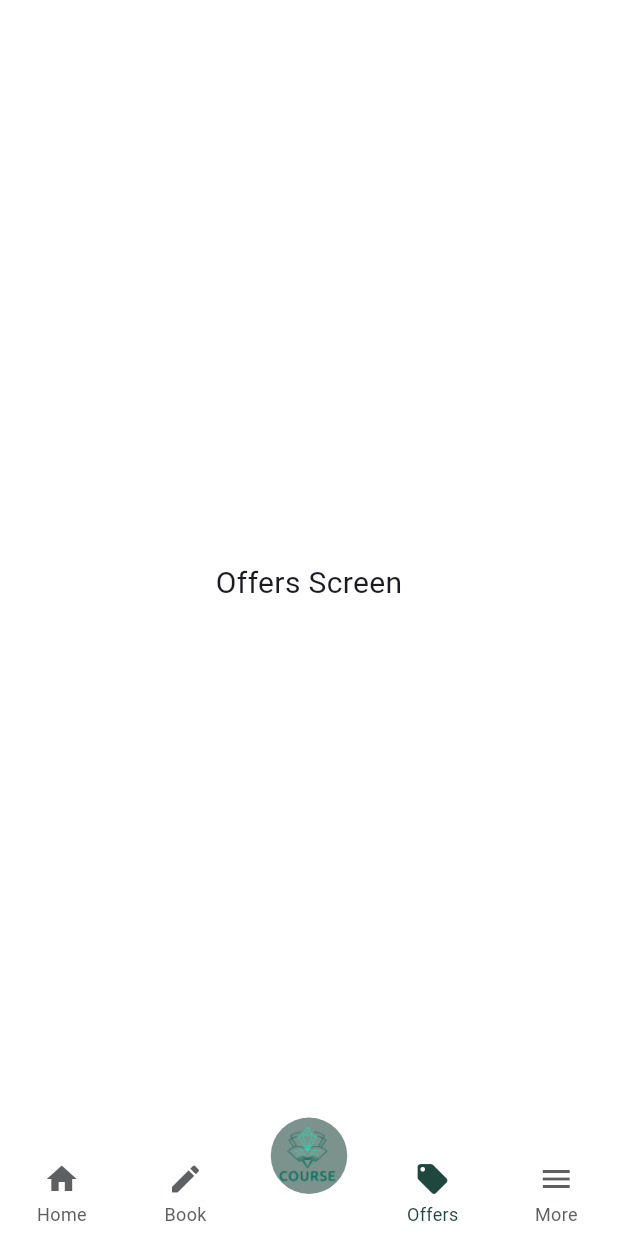
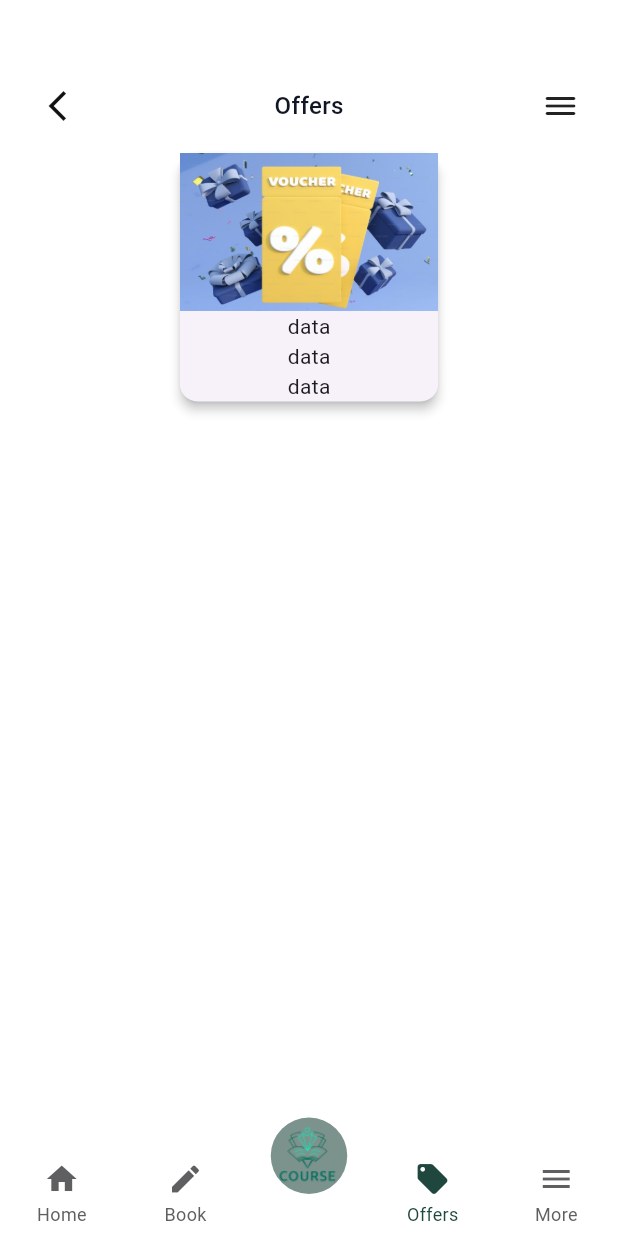
Before and after one commit to MagdyAyman6/courses_app, a Flutter app: the MyHomePageView screen opened by its route, item 4 of the bottom bar chosen, on a phone screen of 412 x 824 dp. Run offline on Flutter 3.47's test engine with Material 3 defaults, Android fonts, the phone set to English and light mode, and no system bars; drawn by our look-alikes of persistent_bottom_nav_bar; our stand-ins replace flutter_screenutil, go_router, pinput, smooth_page_indicator.

Commit message:
Offers editing

```diff
--- a/lib/core/utils/assets.dart
+++ b/lib/core/utils/assets.dart
@@ -15,4 +15,5 @@ abstract class AssetsData {
   static const fullStackCover = 'assets/images/fullstack_cover.png';
   static const bookingRoomImg = 'assets/images/book_room_img.jpeg';
   static const bookingWatchImg = 'assets/images/booking_watch_img.png';
+  static const offersItemImg = 'assets/images/offers_item_img.png';
 }
--- /dev/null
+++ b/lib/features/home/presentation/views/offers_view.dart
@@ -0,0 +1,16 @@
+import 'package:course_app/features/home/presentation/views/widgets/offers/offers_view_body.dart';
+import 'package:flutter/material.dart';
+
+import '../../../../core/utils/app_color.dart';
+
+class OffersView extends StatelessWidget {
+  const OffersView({super.key});
+
+  @override
+  Widget build(BuildContext context) {
+    return const Scaffold(
+      backgroundColor: AppColor.kWhiteColor,
+      body: OffersViewBody(),
+    );
+  }
+}
--- a/lib/features/home/presentation/views/widgets/booking_history/booking_history_view_body.dart
+++ b/lib/features/home/presentation/views/widgets/booking_history/booking_history_view_body.dart
@@ -1,11 +1,7 @@
-import 'package:course_app/core/utils/assets.dart';
 import 'package:course_app/features/home/presentation/views/widgets/booking_history/booking_history_app_bar.dart';
-import 'package:course_app/features/home/presentation/views/widgets/booking_history/reservation_card.dart';
 import 'package:course_app/features/home/presentation/views/widgets/booking_history/tab_bar_title.dart';
 import 'package:flutter/material.dart';
 import 'package:flutter_screenutil/flutter_screenutil.dart';
-
-import 'booking_past_body.dart';
 
 class BookingHistoryViewBody extends StatelessWidget {
   const BookingHistoryViewBody({super.key});
--- a/lib/features/home/presentation/views/widgets/my_bottom_navigation_bar.dart
+++ b/lib/features/home/presentation/views/widgets/my_bottom_navigation_bar.dart
@@ -7,6 +7,7 @@ import 'package:flutter_screenutil/flutter_screenutil.dart';
 import 'package:persistent_bottom_nav_bar/persistent_bottom_nav_bar.dart';
 
 import 'course_view_widgets/course_view_body.dart';
+import 'offers/offers_view_body.dart';
 
 class MyBottomNavigationBar extends StatefulWidget {
   const MyBottomNavigationBar({super.key});
@@ -25,8 +26,7 @@ class _MyBottomNavigationBarState extends State<MyBottomNavigationBar> {
       const MyHomePageViewBody(),
       const BookingViewBody(),
       const CourseViewBody(),
-      const Center(
-          child: Text("Offers Screen", style: TextStyle(fontSize: 20))),
+      const OffersViewBody(),
       const Center(child: Text("More Screen", style: TextStyle(fontSize: 20))),
     ];
   }
--- /dev/null
+++ b/lib/features/home/presentation/views/widgets/offers/offers_app_bar.dart
@@ -0,0 +1,30 @@
+import 'package:flutter/material.dart';
+
+import '../../../../../../core/utils/styles.dart';
+import '../../../../../../core/widgets/arrow_back_icon.dart';
+
+class OffersAppBar extends StatelessWidget {
+  const OffersAppBar({super.key});
+
+  @override
+  Widget build(BuildContext context) {
+    return Row(
+      mainAxisAlignment: MainAxisAlignment.spaceBetween,
+      children: [
+        GestureDetector(
+          onTap: () {
+            Navigator.of(context).pop();
+          },
+          child: const ArrowBackIcon(),
+        ),
+        const Text(
+          "Offers",
+          style: Styles.textStyle16,
+        ),
+        const Icon(
+          Icons.dehaze_rounded,
+        ),
+      ],
+    );
+  }
+}
--- /dev/null
+++ b/lib/features/home/presentation/views/widgets/offers/offers_item.dart
@@ -0,0 +1,31 @@
+import 'package:course_app/core/utils/assets.dart';
+import 'package:flutter/material.dart';
+import 'package:flutter_screenutil/flutter_screenutil.dart';
+
+class OffersItem extends StatelessWidget {
+  const OffersItem({super.key});
+
+  @override
+  Widget build(BuildContext context) {
+    return Card(
+      elevation: 3,
+      shape: RoundedRectangleBorder(borderRadius: BorderRadius.circular(12.r)),
+      child: Column(
+        children: [
+          Container(
+            width: 163.w,
+            height: 108.h,
+            decoration: BoxDecoration(
+              borderRadius: BorderRadius.circular(12.r),
+            ),
+            child: Image.asset(
+              AssetsData.offersItemImg,width: 163.w,fit: BoxFit.fill,),
+          ),
+          Text("data"),
+          Text("data"),
+          Text("data"),
+        ],
+      ),
+    );
+  }
+}
--- /dev/null
+++ b/lib/features/home/presentation/views/widgets/offers/offers_view_body.dart
@@ -0,0 +1,27 @@
+import 'package:flutter/material.dart';
+import 'package:flutter_screenutil/flutter_screenutil.dart';
+
+import 'offers_app_bar.dart';
+import 'offers_item.dart';
+
+class OffersViewBody extends StatelessWidget {
+  const OffersViewBody({super.key});
+
+  @override
+  Widget build(BuildContext context) {
+    return Column(
+      children: [
+        Padding(
+          padding: EdgeInsets.only(
+            top: 60.h,
+            right: 25.w,
+            left: 25.w,
+            bottom: 16.h,
+          ),
+          child: const OffersAppBar(),
+        ),
+        const OffersItem(),
+      ],
+    );
+  }
+}
```
Also changed, not shown: assets/images/offers_item_img.png (added).
